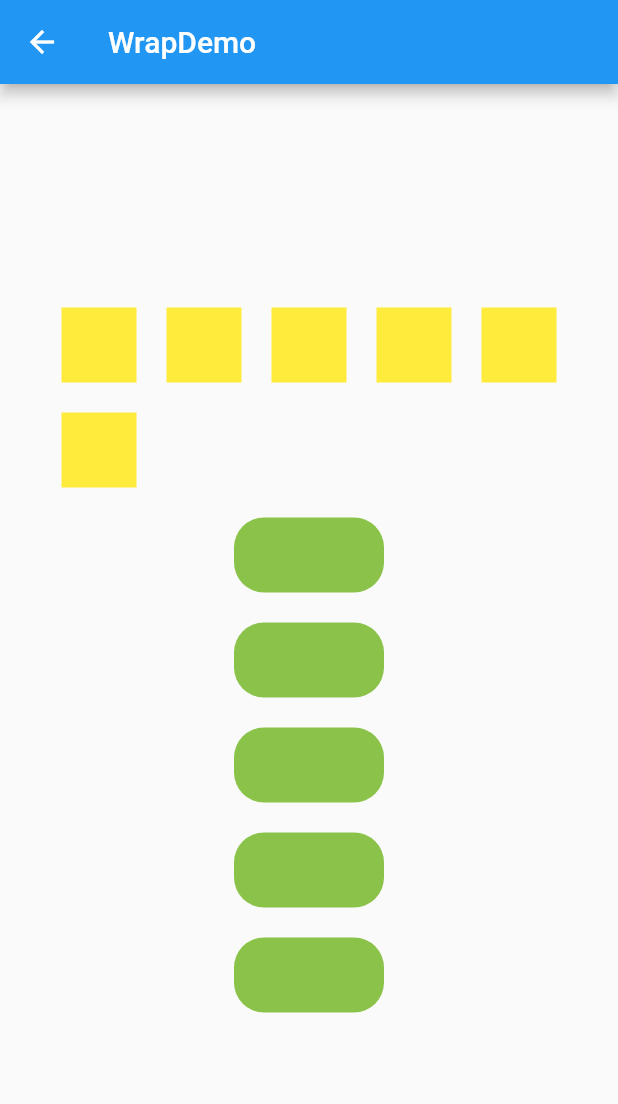
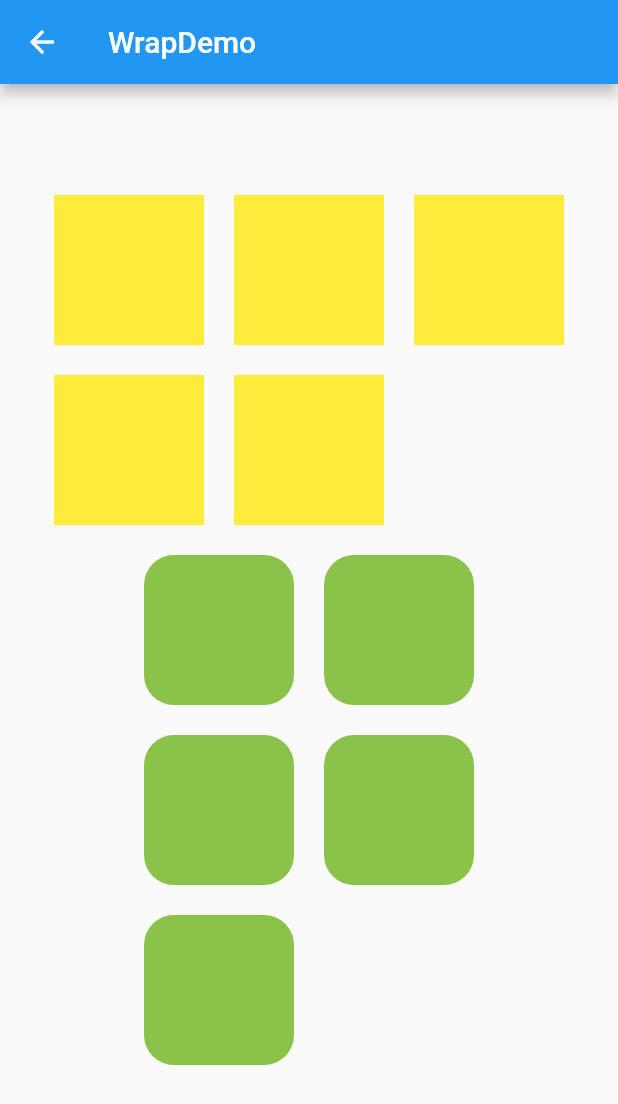
Before and after one commit to yang-lile/Eve_One_Widget, a Flutter app: the WrapDemo screen opened directly, on a phone screen of 412 x 824 dp. Shown: the top 1104 px of the screen. Run offline on Flutter 3.47's test engine with Material 2 defaults, Android fonts, the phone set to English and light mode, and no system bars.

```diff
--- a/lib/pages/AnimatedContainerDemo.dart
+++ b/lib/pages/AnimatedContainerDemo.dart
@@ -45,7 +45,7 @@ class _AnimatedContainerDemoState extends State<AnimatedContainerDemo> {
       if (flag) {
         _color = Colors.pink[200];
       } else {
-        _color = Colors.purple[300];
+        _color = Colors.purple[400];
       }
     });
     flag = !flag;
@@ -54,7 +54,7 @@ class _AnimatedContainerDemoState extends State<AnimatedContainerDemo> {
   @override
   Widget build(BuildContext context) {
     return Scaffold(
-      appBar: AppBar(title: Text("AnimatedContainer")),
+      appBar: AppBar(title: Text("AnimatedContainerDemo")),
       body: Align(
         alignment: Alignment.center,
         child: AnimatedContainer(
--- a/lib/pages/WrapDemo.dart
+++ b/lib/pages/WrapDemo.dart
@@ -1,14 +1,11 @@
 import 'package:flutter/material.dart';
 
 class WrapDemo extends StatefulWidget {
-
   @override
   State<StatefulWidget> createState() => WrapState();
-
 }
 
 class WrapState extends State<WrapDemo> {
-
   @override
   Widget build(BuildContext context) {
     return Scaffold(
@@ -16,76 +13,102 @@ class WrapState extends State<WrapDemo> {
         title: Text("WrapDemo"),
       ),
       body: Container(
-        width: double.maxFinite,
+        alignment: Alignment.center,
         child: Column(
+          crossAxisAlignment: CrossAxisAlignment.center,
           mainAxisAlignment: MainAxisAlignment.center,
-          crossAxisAlignment: CrossAxisAlignment.center,
           children: <Widget>[
             Wrap(
               direction: Axis.horizontal,
               children: <Widget>[
-                Container(width: 50, height: 50, color: Colors.yellow, margin: EdgeInsets.all(10.0),),
-                Container(width: 50, height: 50, color: Colors.yellow, margin: EdgeInsets.all(10.0),),
-                Container(width: 50, height: 50, color: Colors.yellow, margin: EdgeInsets.all(10.0),),
-                Container(width: 50, height: 50, color: Colors.yellow, margin: EdgeInsets.all(10.0),),
-                Container(width: 50, height: 50, color: Colors.yellow, margin: EdgeInsets.all(10.0),),
-                Container(width: 50, height: 50, color: Colors.yellow, margin: EdgeInsets.all(10.0),)
+                Container(
+                  width: 100,
+                  height: 100,
+                  color: Colors.yellow,
+                  margin: EdgeInsets.all(10.0),
+                ),
+                Container(
+                  width: 100,
+                  height: 100,
+                  color: Colors.yellow,
+                  margin: EdgeInsets.all(10.0),
+                ),
+                Container(
+                  width: 100,
+                  height: 100,
+                  color: Colors.yellow,
+                  margin: EdgeInsets.all(10.0),
+                ),
+                Container(
+                  width: 100,
+                  height: 100,
+                  color: Colors.yellow,
+                  margin: EdgeInsets.all(10.0),
+                ),
+                Container(
+                  width: 100,
+                  height: 100,
+                  color: Colors.yellow,
+                  margin: EdgeInsets.all(10.0),
+                ),
               ],
             ),
-            Wrap(
+            SizedBox(
+              height: 400.0,
+              child: Wrap(
                 direction: Axis.vertical,
                 children: <Widget>[
                   Container(
-                  height: 50,
+                    height: 100,
                     width: 100,
                     margin: EdgeInsets.all(10.0),
                     decoration: BoxDecoration(
                       borderRadius: BorderRadius.circular(20),
-                    color: Colors.lightGreen
+                      color: Colors.lightGreen,
                     ),
                   ),
                   Container(
-                  height: 50,
+                    height: 100,
                     width: 100,
                     margin: EdgeInsets.all(10.0),
                     decoration: BoxDecoration(
                       borderRadius: BorderRadius.circular(20),
-                    color: Colors.lightGreen
+                      color: Colors.lightGreen,
                     ),
                   ),
                   Container(
-                  height: 50,
+                    height: 100,
                     width: 100,
                     margin: EdgeInsets.all(10.0),
                     decoration: BoxDecoration(
                       borderRadius: BorderRadius.circular(20),
-                    color: Colors.lightGreen
+                      color: Colors.lightGreen,
                     ),
                   ),
                   Container(
-                  height: 50,
+                    height: 100,
                     width: 100,
                     margin: EdgeInsets.all(10.0),
                     decoration: BoxDecoration(
                       borderRadius: BorderRadius.circular(20),
-                    color: Colors.lightGreen
+                      color: Colors.lightGreen,
                     ),
                   ),
                   Container(
-                  height: 50,
+                    height: 100,
                     width: 100,
                     margin: EdgeInsets.all(10.0),
                     decoration: BoxDecoration(
                       borderRadius: BorderRadius.circular(20),
-                    color: Colors.lightGreen
+                      color: Colors.lightGreen,
                     ),
                   ),
                 ],
-            )
+              ),
+            ),
           ],
         ),
-      )
+      ),
     );
   }
-
 }
```
Also changed, not shown: lib/pages/AboutDialogDemo.dart (+5 -18 lines), lib/pages/DraggableDemo.dart (+8 -4 lines), lib/pages/ExpandedDemo.dart (+10 -21 lines), lib/pages/Introduction.dart (+1 -6 lines), lib/pages/OpacityDemo.dart (+28 -4 lines), lib/pages/SafeAreaDemo.dart (+12 -29 lines). Lines whose indentation alone changed are shown as unchanged.
